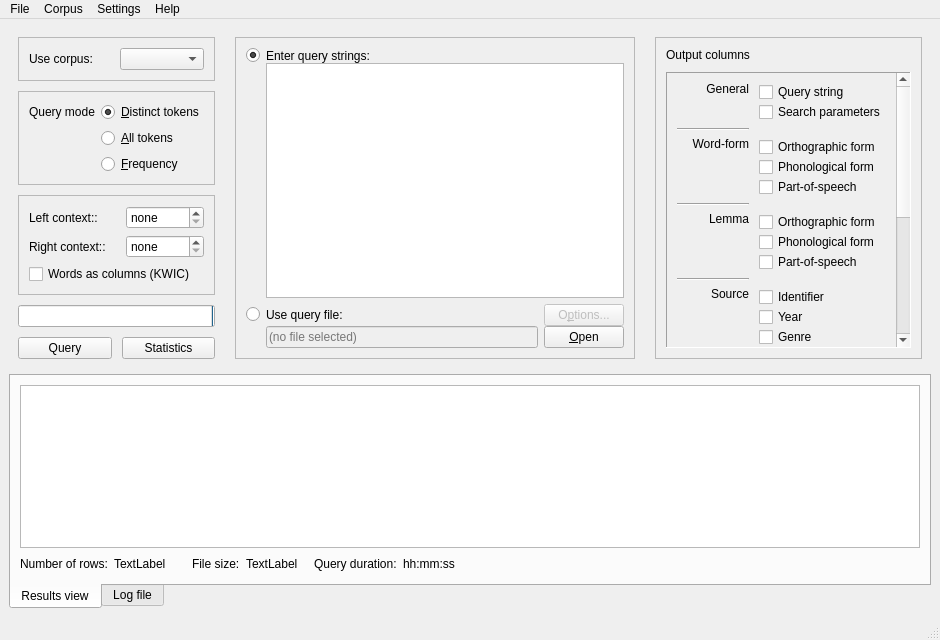
First picture: the form in coquery/gui/coquery.ui, repository gkunter/coquery, before the edit.
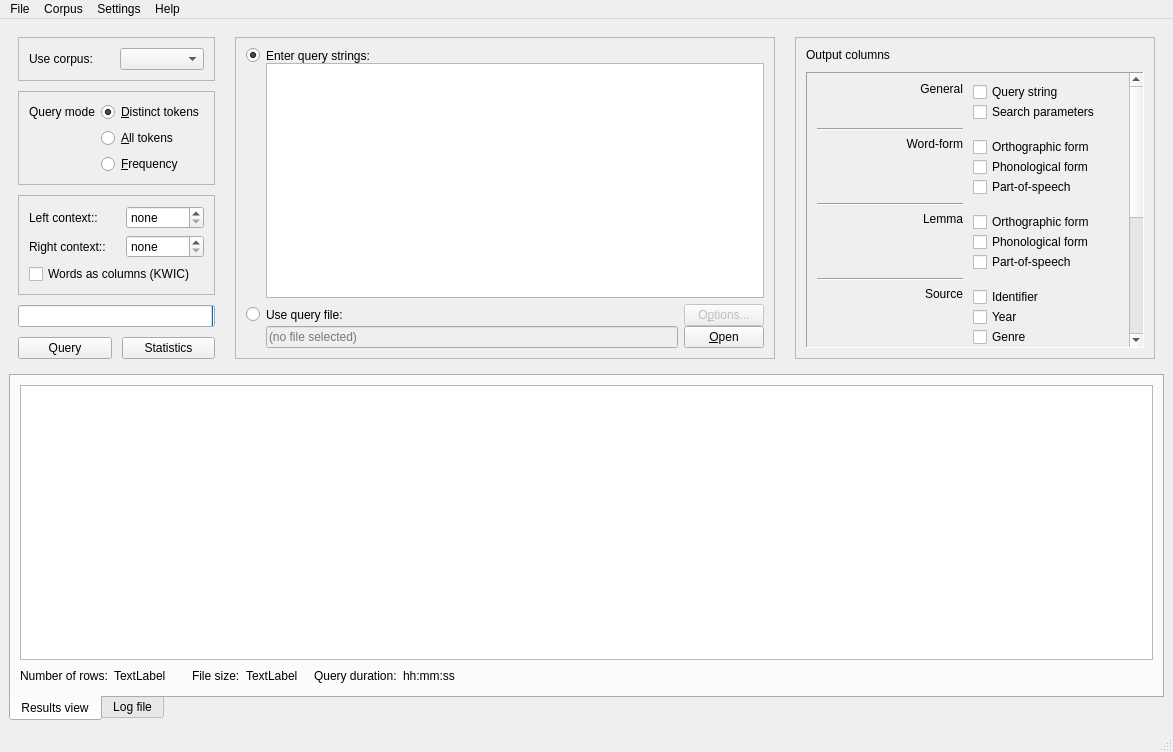
Second picture: the form after the edit. Icons and pictures are not drawn.

```diff
--- a/coquery/gui/coquery.ui
+++ b/coquery/gui/coquery.ui
@@ -6,8 +6,8 @@
    <rect>
     <x>0</x>
     <y>0</y>
-    <width>940</width>
-    <height>640</height>
+    <width>1173</width>
+    <height>752</height>
    </rect>
   </property>
   <property name="windowTitle">
@@ -751,8 +751,8 @@
                 <rect>
                  <x>0</x>
                  <y>0</y>
-                 <width>238</width>
-                 <height>573</height>
+                 <width>344</width>
+                 <height>713</height>
                 </rect>
                </property>
                <property name="sizePolicy">
@@ -1482,8 +1482,8 @@
     <rect>
      <x>0</x>
      <y>0</y>
-     <width>940</width>
-     <height>21</height>
+     <width>1173</width>
+     <height>34</height>
     </rect>
    </property>
    <widget class="QMenu" name="menuFile">
```
Left out of the diff: 6 changed lines with no effect on the pictures.
